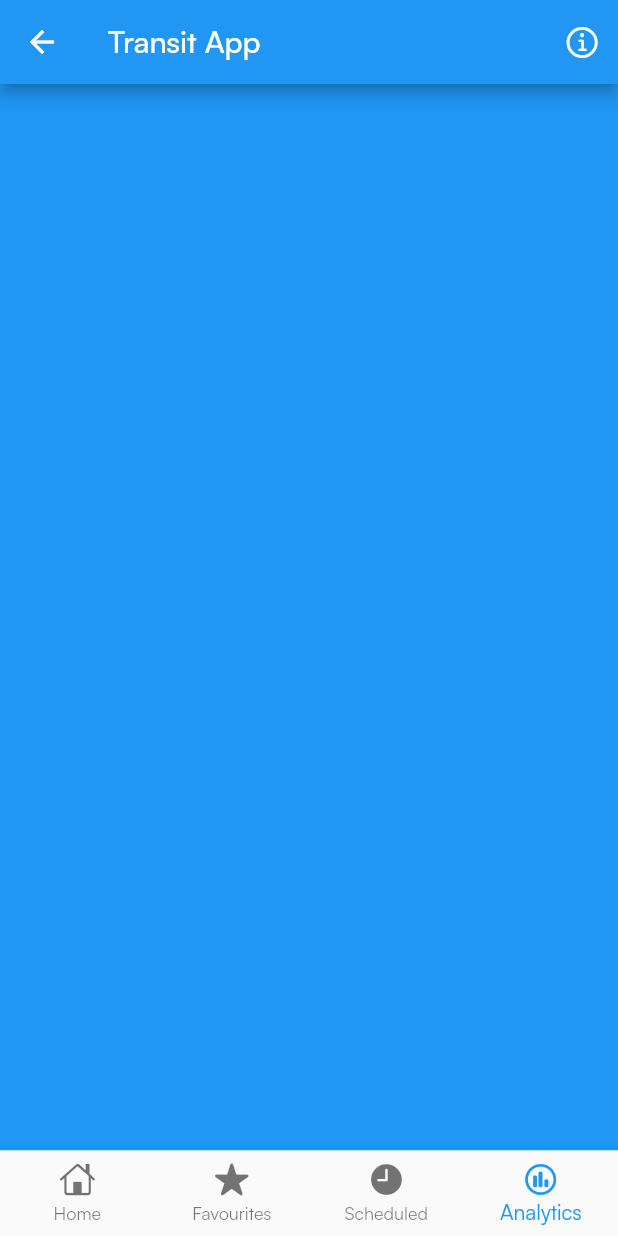
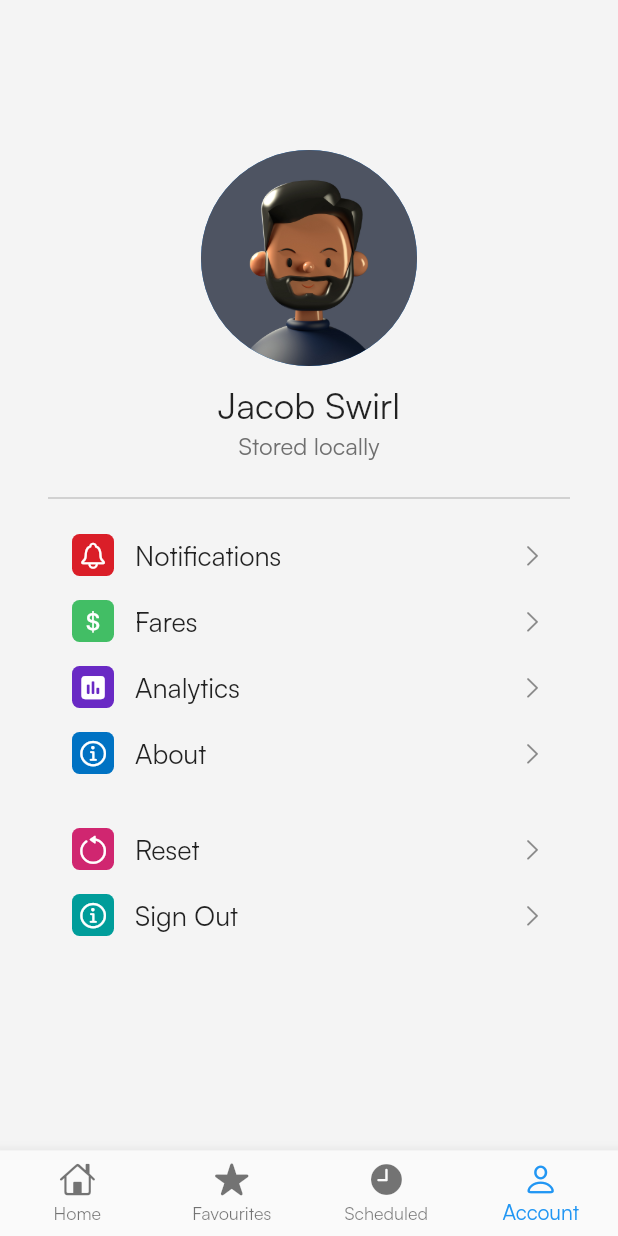
Before and after one commit to JackTop325/TransitApp, a Flutter app: the HomePage screen opened by its route, item 4 of the bottom bar chosen, on a phone screen of 412 x 824 dp. Run offline on Flutter 3.47's test engine with Material 2 defaults, Android fonts, the phone set to English and light mode, and no system bars; our stand-ins replace flutter_svg.

Commit message:
account page

```diff
--- /dev/null
+++ b/TransitApp/lib/pages/account/account.dart
@@ -0,0 +1,103 @@
+import 'package:flutter/material.dart';
+import 'package:transit_app/colors.dart';
+import 'package:flutter/cupertino.dart';
+import 'package:transit_app/widgets/table_tile.dart';
+// import 'package:transit_app/colors.dart';
+
+class AccountPage extends StatelessWidget {
+  const AccountPage({super.key});
+
+  @override
+  Widget build(BuildContext context) {
+    return SafeArea(
+      child: Container(
+        constraints: const BoxConstraints.expand(),
+        color: ibmGray10,
+        padding: const EdgeInsets.fromLTRB(32.0, 0.0, 32.0, 0.0),
+        child: SingleChildScrollView(
+          child: Column(
+            children: [
+              const SizedBox(height: 100.0),
+              Center(
+                child: CircleAvatar(
+                  radius: 72.0,
+                  child: ClipOval(
+                    child: Image.asset(
+                      'assets/avatar.jpg',
+                    ),
+                  ),
+                ),
+              ),
+              const SizedBox(height: 10.0),
+              const Text(
+                'Jacob Swirl',
+                style: TextStyle(
+                  fontSize: 24.0,
+                ),
+              ),
+              const Center(
+                child: Text(
+                  'Stored locally',
+                  style: TextStyle(
+                    fontSize: 16.0,
+                    color: ibmGray60,
+                  ),
+                ),
+              ),
+              const SizedBox(height: 16.0),
+              const Divider(
+                thickness: 1.0,
+                color: ibmGray30,
+              ),
+              const SizedBox(height: 8.0),
+              TableTile(
+                title: 'Notifications',
+                iconData: CupertinoIcons.bell,
+                iconColor: Colors.white,
+                iconBackgroundColor: ibmRed60,
+                onPressed: () {},
+              ),
+              TableTile(
+                title: 'Fares',
+                iconData: CupertinoIcons.money_dollar,
+                iconColor: Colors.white,
+                iconBackgroundColor: ibmGreen40,
+                onPressed: () {},
+              ),
+              TableTile(
+                title: 'Analytics',
+                iconData: CupertinoIcons.chart_bar_square_fill,
+                iconColor: Colors.white,
+                iconBackgroundColor: ibmPurple70,
+                onPressed: () {},
+              ),
+              TableTile(
+                title: 'About',
+                iconData: CupertinoIcons.info,
+                iconColor: Colors.white,
+                iconBackgroundColor: ibmCyan60,
+                onPressed: () {},
+              ),
+              const SizedBox(height: 20.0),
+              TableTile(
+                title: 'Reset',
+                iconData: CupertinoIcons.gobackward,
+                iconColor: Colors.white,
+                iconBackgroundColor: ibmMagenta60,
+                onPressed: () {},
+              ),
+              TableTile(
+                title: 'Sign Out',
+                iconData: CupertinoIcons.info,
+                iconColor: Colors.white,
+                iconBackgroundColor: ibmTeal50,
+                onPressed: () {},
+              ),
+              const SizedBox(height: 16.0),
+            ],
+          ),
+        ),
+      ),
+    );
+  }
+}
--- a/TransitApp/lib/pages/home.dart
+++ b/TransitApp/lib/pages/home.dart
@@ -1,7 +1,6 @@
 import 'package:flutter/material.dart';
 import 'package:flutter/cupertino.dart';
-
-import '../Map/HomeWidget.dart';
+import 'package:transit_app/pages/account/account.dart';
 
 class HomePage extends StatefulWidget {
   const HomePage({super.key});
@@ -14,16 +13,10 @@ class _HomePageState extends State<HomePage> {
   int _selectedIndex = 0;
 
   final List<Widget> _widgetOptions = <Widget>[
-    const homeWidget(),
-    Container(
-      color: Colors.green,
-    ),
-    Container(
-      color: Colors.amber,
-    ),
-    Container(
-      color: Colors.blue,
-    ),
+    const Center(child: Text('Home')),
+    const Center(child: Text('Favorites')),
+    const Center(child: Text('Scheduled')),
+    const AccountPage(),
   ];
 
   void _onItemTapped(int index) {
@@ -35,20 +28,6 @@ class _HomePageState extends State<HomePage> {
   @override
   Widget build(BuildContext context) {
     return Scaffold(
-      appBar: AppBar(title: const Text("Transit App"), actions: <Widget>[
-        IconButton(
-            icon: const Icon(CupertinoIcons.info_circle),
-            onPressed: () {
-              showAboutDialog(
-                context: context,
-                applicationName: 'TransitApp',
-                applicationVersion: 'Version 1',
-                children: [
-                  const Text('Transit App'),
-                ],
-              );
-            })
-      ]),
       body: _widgetOptions.elementAt(_selectedIndex),
       bottomNavigationBar: BottomNavigationBar(
         type: BottomNavigationBarType.fixed,
@@ -66,8 +45,8 @@ class _HomePageState extends State<HomePage> {
             label: 'Scheduled',
           ),
           BottomNavigationBarItem(
-            icon: Icon(CupertinoIcons.chart_bar_circle),
-            label: 'Analytics',
+            icon: Icon(CupertinoIcons.person),
+            label: 'Account',
           ),
         ],
         currentIndex: _selectedIndex,
--- a/TransitApp/lib/pages/login.dart
+++ b/TransitApp/lib/pages/login.dart
@@ -13,12 +13,13 @@ class LoginPage extends StatelessWidget {
     return Scaffold(
       body: SafeArea(
         child: Padding(
-          padding: const EdgeInsets.fromLTRB(16.0, 64.0, 16.0, 8.0),
+          padding: const EdgeInsets.fromLTRB(16.0, 0.0, 16.0, 8.0),
           child: SingleChildScrollView(
             child: Column(
               mainAxisSize: MainAxisSize.min,
               crossAxisAlignment: CrossAxisAlignment.start,
               children: [
+                const SizedBox(height: 128.0),
                 Center(
                   child: SvgPicture.asset(
                     'assets/logo.svg',
@@ -55,11 +56,7 @@ class LoginPage extends StatelessWidget {
                   iconData: CupertinoIcons.person_crop_circle_badge_plus,
                   onPressed: () {},
                 ),
-                const SizedBox(height: 12.0),
-                Flexible(
-                  fit: FlexFit.loose,
-                  child: Container(),
-                ),
+                const SizedBox(height: 18.0),
                 Center(
                   child: TextButton(
                       onPressed: () {
--- a/TransitApp/lib/widgets/drt_elevated_button.dart
+++ b/TransitApp/lib/widgets/drt_elevated_button.dart
@@ -1,5 +1,4 @@
 import 'package:flutter/material.dart';
-import 'package:flutter/cupertino.dart';
 import 'package:transit_app/colors.dart';
 
 class DRTElevatedButton extends StatelessWidget {
--- /dev/null
+++ b/TransitApp/lib/widgets/table_tile.dart
@@ -0,0 +1,54 @@
+import 'package:flutter/material.dart';
+import 'package:flutter/cupertino.dart';
+
+class TableTile extends StatelessWidget {
+  final String title;
+  final IconData? iconData;
+  final Color? iconColor;
+  final Color? iconBackgroundColor;
+  final Function onPressed;
+
+  const TableTile({
+    super.key,
+    required this.title,
+    this.iconData,
+    this.iconColor = Colors.white,
+    this.iconBackgroundColor = Colors.black,
+    required this.onPressed,
+  });
+
+  @override
+  Widget build(BuildContext context) {
+    return ListTile(
+      horizontalTitleGap: 2.0,
+      visualDensity: const VisualDensity(horizontal: 0, vertical: -3),
+      leading: iconData != null
+          ? ClipRRect(
+              borderRadius: BorderRadius.circular(5.0),
+              child: Container(
+                padding: const EdgeInsets.all(4.0),
+                color: iconBackgroundColor,
+                child: Icon(
+                  iconData,
+                  size: 20.0,
+                  color: iconColor,
+                ),
+              ),
+            )
+          : null,
+      title: Text(
+        title,
+        style: const TextStyle(
+          fontSize: 18.0,
+        ),
+      ),
+      trailing: Container(
+        height: double.infinity,
+        child: const Icon(
+          CupertinoIcons.right_chevron,
+          size: 18.0,
+        ),
+      ),
+    );
+  }
+}
```
Also changed, not shown: TransitApp/assets/avatar.jpg (added), TransitApp/assets/avatar.png (added).
